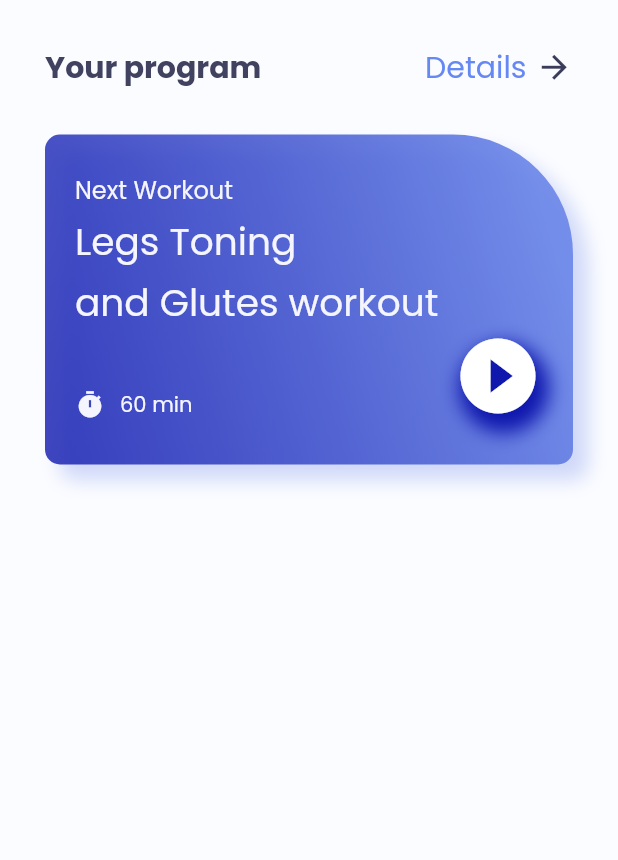
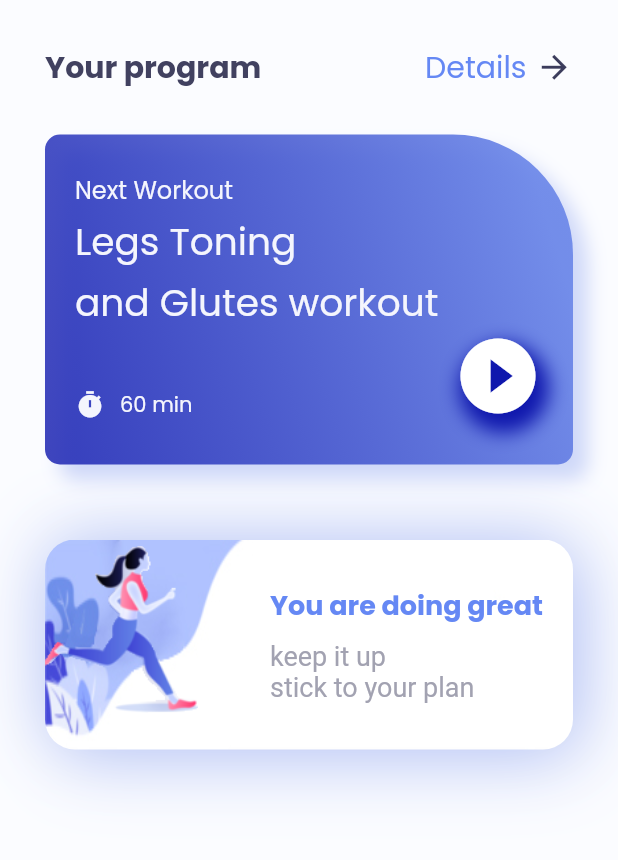
Before and after one commit to dabagirevalens/trainy, a Flutter app: the screen it shows after launch, on a phone screen of 412 x 824 dp, the part 173-1033 px from its top. Run offline on Flutter 3.47's test engine with Material 2 defaults, Android fonts, the phone set to English and light mode, and no system bars.

Commit message:
feat: plans section

```diff
--- a/lib/main.dart
+++ b/lib/main.dart
@@ -13,6 +13,7 @@ class MyApp extends StatelessWidget {
   @override
   Widget build(BuildContext context) {
     return MaterialApp(
+      debugShowCheckedModeBanner: false,
       title: 'Flutter Demo',
       theme: ThemeData(primarySwatch: Colors.blue, fontFamily: 'Poppins'),
       home: const HomePage(),
--- a/lib/screens/home_page.dart
+++ b/lib/screens/home_page.dart
@@ -177,7 +177,82 @@ class _HomePageState extends State<HomePage> {
                       )
                     ],
                   ),
-                ))
+                )),
+            const SizedBox(
+              height: 20,
+            ),
+            Container(
+              width: MediaQuery.of(context).size.width,
+              height: 180,
+              child: Stack(
+                children: [
+                  Container(
+                    width: MediaQuery.of(context).size.width,
+                    height: 140,
+                    margin: const EdgeInsets.only(top: 30),
+                    decoration: BoxDecoration(
+                        borderRadius: BorderRadius.circular(20),
+                        boxShadow: [
+                          BoxShadow(
+                              offset: const Offset(8, 10),
+                              blurRadius: 40,
+                              color: color.AppColors.gradientSecond
+                                  .withOpacity(.3)),
+                          BoxShadow(
+                              offset: const Offset(-1, -5),
+                              blurRadius: 40,
+                              color: color.AppColors.gradientSecond
+                                  .withOpacity(.3))
+                        ],
+                        image: const DecorationImage(
+                          image: AssetImage("assets/card.jpg"),
+                          fit: BoxFit.fill,
+                        )),
+                  ),
+                  Container(
+                    width: MediaQuery.of(context).size.width,
+                    height: 200,
+                    margin: const EdgeInsets.only(
+                      right: 250,
+                    ),
+                    decoration: BoxDecoration(
+                        borderRadius: BorderRadius.circular(20),
+                        image: const DecorationImage(
+                          image: AssetImage("assets/figure.png"),
+                        )),
+                  ),
+                  Container(
+                    width: double.maxFinite,
+                    height: 100,
+                    margin: const EdgeInsets.only(left: 150, top: 60),
+                    child: Column(
+                      crossAxisAlignment: CrossAxisAlignment.start,
+                      children: [
+                        Text(
+                          "You are doing great",
+                          style: TextStyle(
+                              fontSize: 18,
+                              fontWeight: FontWeight.bold,
+                              color: color.AppColors.homePageDetail),
+                        ),
+                        const SizedBox(
+                          height: 10,
+                        ),
+                        RichText(
+                            text: TextSpan(
+                                text: "keep it up\n",
+                                style: TextStyle(
+                                    color: color.AppColors.homePagePlanColor,
+                                    fontSize: 18),
+                                children: [
+                              TextSpan(text: "stick to your plan")
+                            ]))
+                      ],
+                    ),
+                  )
+                ],
+              ),
+            ),
           ],
         ),
       ),
--- a/pubspec.yaml
+++ b/pubspec.yaml
@@ -66,6 +66,8 @@ flutter:
           weight: 300
         - asset: fonts/Poppins-Thin.ttf
 
+  assets:
+    - assets/
   # To add assets to your application, add an assets section, like this:
   # assets:
   #   - images/a_dot_burr.jpeg
```
